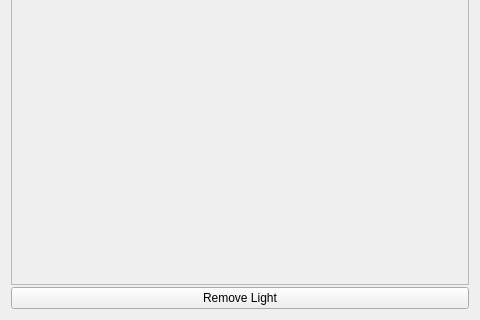
First picture: the form in Qt/Components/Resources/UI/pqLightsInspector.ui, repository Kitware/ParaView, before the edit; both pictures show x 0 to 480 and y 320 to 640 of the 480 by 640 pixel window.
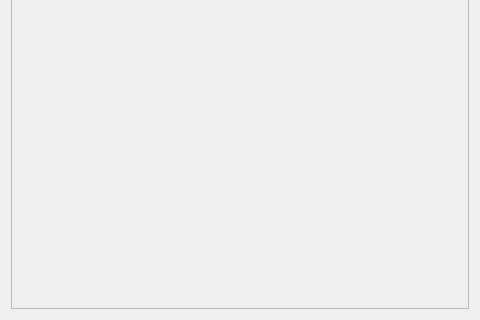
Second picture: the form after the edit.

Commit message:
Lights: UI tweaks, auto-render.
Hide name, remove temporary RemoveLight button in inspector.
Render whenever a light property changes.

Tweak python RemoveLight code to use a passed-in light proxy.

```diff
--- a/Qt/Components/Resources/UI/pqLightsInspector.ui
+++ b/Qt/Components/Resources/UI/pqLightsInspector.ui
@@ -48,13 +48,6 @@
      </widget>
     </widget>
    </item>
-   <item>
-    <widget class="QPushButton" name="removeLight">
-     <property name="text">
-      <string>Remove Light</string>
-     </property>
-    </widget>
-   </item>
   </layout>
   <zorder>addLight</zorder>
   <zorder>removeLight</zorder>
```
Left out of the diff: 1 changed line with no effect on the pictures. The commit also changes 4 other files.
